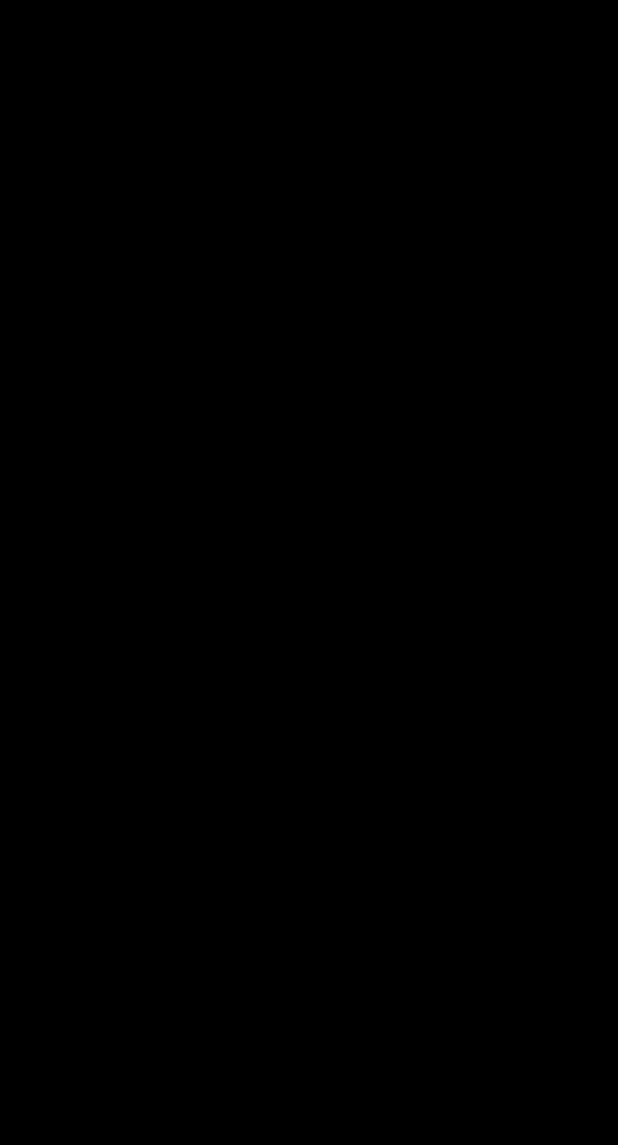
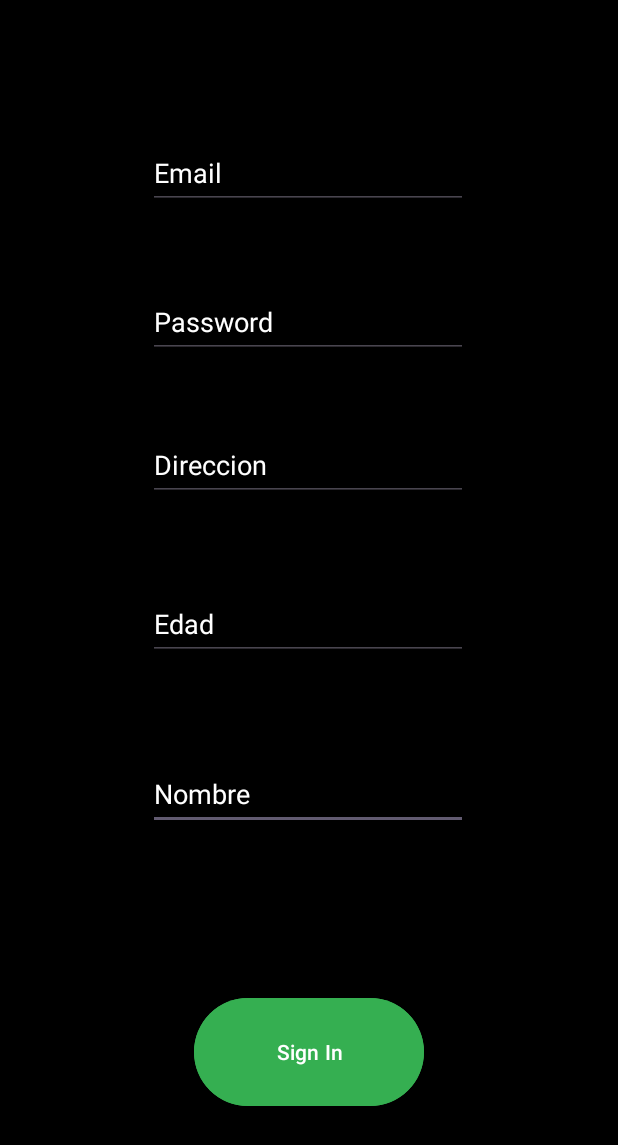
Before and after one commit to juangmalta/citizen_science_app, an Android app: the MainActivity2 screen opened directly, with no data from a screen before it, on a phone screen of 412 x 824 dp. Before the commit the part shown is empty. Shown: the top 1145 px of the screen. Run offline under Robolectric (Android 15) with nearby library versions, the phone set to English and light mode, and no system bars.

Commit message:
signup form

```diff
--- a/app/src/main/res/layout/activity_main2.xml
+++ b/app/src/main/res/layout/activity_main2.xml
@@ -7,4 +7,101 @@
     android:background="#000000"
     tools:context=".MainActivity2">
 
+    <Button
+        android:id="@+id/signInButton"
+        android:layout_width="153dp"
+        android:layout_height="80dp"
+        android:layout_marginBottom="60dp"
+        android:backgroundTint="#35AF51"
+        android:text="Sign In"
+        app:layout_constraintBottom_toBottomOf="parent"
+        app:layout_constraintEnd_toEndOf="parent"
+        app:layout_constraintStart_toStartOf="parent"
+        app:layout_constraintTop_toBottomOf="@+id/editTextNombre"
+        app:layout_constraintVertical_bias="0.829" />
+
+    <EditText
+        android:id="@+id/editTextNombre"
+        android:layout_width="wrap_content"
+        android:layout_height="wrap_content"
+        android:ems="10"
+        android:hint="Nombre"
+        android:inputType="text"
+        android:minHeight="48dp"
+        android:textColor="@color/white"
+        android:textColorHint="@color/white"
+        app:layout_constraintBottom_toBottomOf="parent"
+        app:layout_constraintEnd_toEndOf="parent"
+        app:layout_constraintHorizontal_bias="0.497"
+        app:layout_constraintStart_toStartOf="parent"
+        app:layout_constraintTop_toBottomOf="@+id/editTextDireccion"
+        app:layout_constraintVertical_bias="0.388" />
+
+    <EditText
+        android:id="@+id/editTextEdad"
+        android:layout_width="wrap_content"
+        android:layout_height="wrap_content"
+        android:ems="10"
+        android:hint="Edad"
+        android:inputType="text"
+        android:minHeight="48dp"
+        android:textColor="@color/white"
+        android:textColorHint="@color/white"
+        app:layout_constraintBottom_toBottomOf="parent"
+        app:layout_constraintEnd_toEndOf="parent"
+        app:layout_constraintHorizontal_bias="0.497"
+        app:layout_constraintStart_toStartOf="parent"
+        app:layout_constraintTop_toBottomOf="@+id/editTextDireccion"
+        app:layout_constraintVertical_bias="0.131" />
+
+    <EditText
+        android:id="@+id/editTextDireccion"
+        android:layout_width="wrap_content"
+        android:layout_height="wrap_content"
+        android:ems="10"
+        android:hint="Direccion"
+        android:inputType="text"
+        android:minHeight="48dp"
+        android:textColor="@color/white"
+        android:textColorHint="@color/white"
+        app:layout_constraintBottom_toBottomOf="parent"
+        app:layout_constraintEnd_toEndOf="parent"
+        app:layout_constraintHorizontal_bias="0.497"
+        app:layout_constraintStart_toStartOf="parent"
+        app:layout_constraintTop_toBottomOf="@+id/editTextTextPassword2"
+        app:layout_constraintVertical_bias="0.088" />
+
+    <EditText
+        android:id="@+id/editTextTextPassword2"
+        android:layout_width="wrap_content"
+        android:layout_height="wrap_content"
+        android:ems="10"
+        android:hint="Password"
+        android:inputType="textPassword"
+        android:minHeight="48dp"
+        android:textColor="@color/white"
+        android:textColorHint="@color/white"
+        app:layout_constraintBottom_toBottomOf="parent"
+        app:layout_constraintEnd_toEndOf="parent"
+        app:layout_constraintHorizontal_bias="0.497"
+        app:layout_constraintStart_toStartOf="parent"
+        app:layout_constraintTop_toBottomOf="@+id/emailText"
+        app:layout_constraintVertical_bias="0.081" />
+
+    <EditText
+        android:id="@+id/emailText"
+        android:layout_width="wrap_content"
+        android:layout_height="wrap_content"
+        android:ems="10"
+        android:hint="Email"
+        android:inputType="textEmailAddress"
+        android:minHeight="48dp"
+        android:textColor="@color/white"
+        android:textColorHint="@color/white"
+        app:layout_constraintBottom_toBottomOf="parent"
+        app:layout_constraintEnd_toEndOf="parent"
+        app:layout_constraintHorizontal_bias="0.497"
+        app:layout_constraintStart_toStartOf="parent"
+        app:layout_constraintTop_toTopOf="parent"
+        app:layout_constraintVertical_bias="0.118" />
 </androidx.constraintlayout.widget.ConstraintLayout>
```
